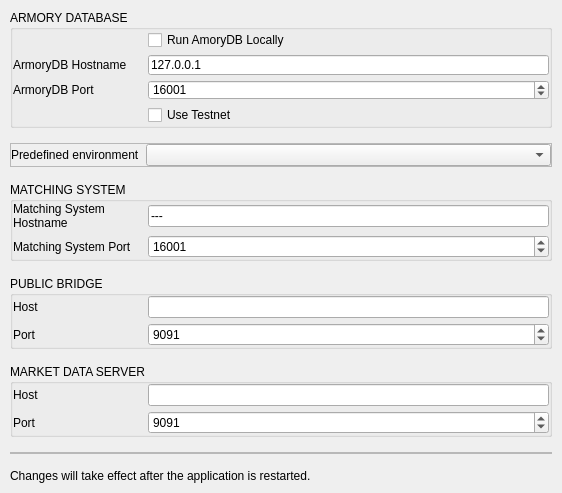
This is BlockSettleUILib/NetworkSettingsPage.ui in BlockSettle/terminal as Qt 5 draws it before an edit. The edited form follows.
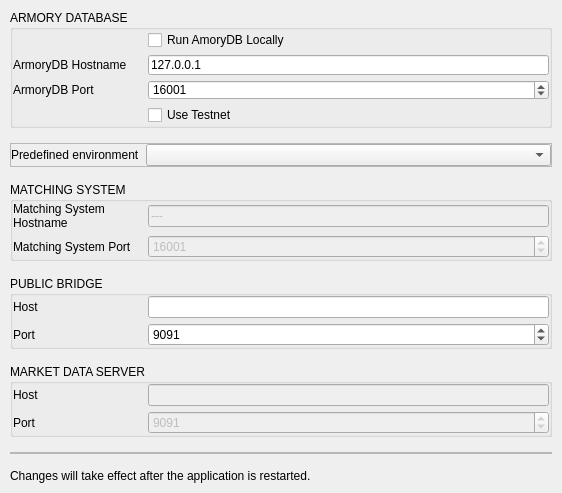
This is the edited form.

Commit message: BST-1459: make Celer and MD settings read-only in the GUI

```diff
--- a/BlockSettleUILib/NetworkSettingsPage.ui
+++ b/BlockSettleUILib/NetworkSettingsPage.ui
@@ -392,6 +392,9 @@
          </item>
          <item>
           <widget class="QLineEdit" name="celerHostLineEdit">
+           <property name="enabled">
+            <bool>false</bool>
+           </property>
            <property name="text">
             <string>---</string>
            </property>
@@ -448,6 +451,9 @@
          </item>
          <item>
           <widget class="QSpinBox" name="celerPortSpinBox">
+           <property name="enabled">
+            <bool>false</bool>
+           </property>
            <property name="maximum">
             <number>65535</number>
            </property>
@@ -668,7 +674,11 @@
           </widget>
          </item>
          <item>
-          <widget class="QLineEdit" name="lineEditMDHost"/>
+          <widget class="QLineEdit" name="lineEditMDHost">
+           <property name="enabled">
+            <bool>false</bool>
+           </property>
+          </widget>
          </item>
         </layout>
        </widget>
@@ -718,6 +728,9 @@
          </item>
          <item>
           <widget class="QSpinBox" name="spinBoxMDPort">
+           <property name="enabled">
+            <bool>false</bool>
+           </property>
            <property name="maximum">
             <number>65535</number>
            </property>
```
The commit also changes 1 other file.
